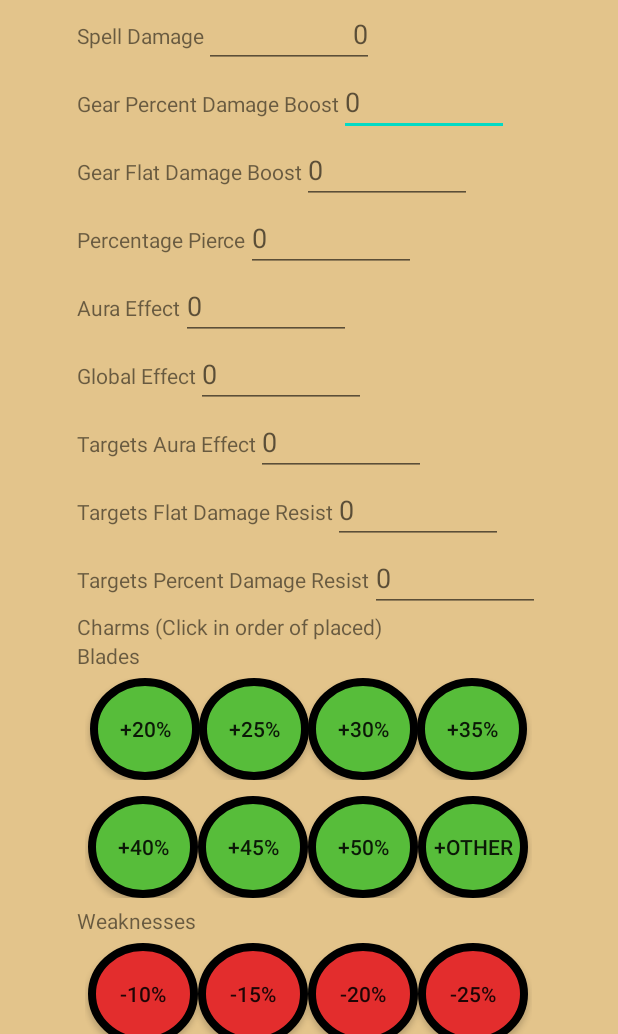
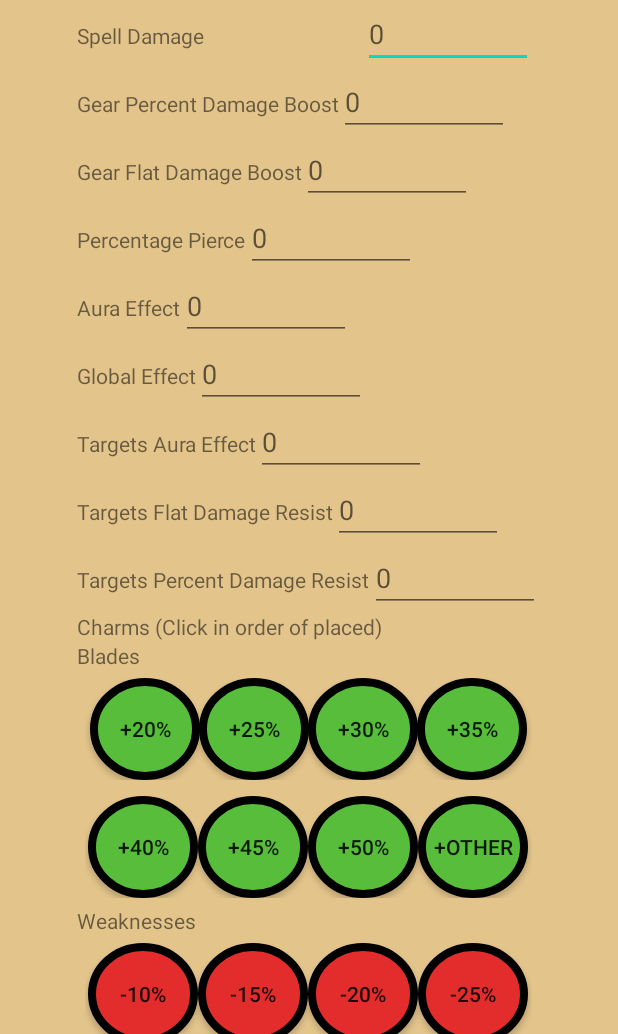
Before and after one commit to AndrewO12345/Wizard101_Damage_Calculator, an Android app: the screen it shows after launch (MainActivity), on a phone screen of 412 x 824 dp, the part 202-1236 px from its top. Run offline under Robolectric (Android 15) with nearby library versions, the phone set to English and light mode, and no system bars; Roboto replaces fonts that are not available here.

Commit message:
Minor content changes

```diff
--- a/app/src/main/res/layout/activity_main.xml
+++ b/app/src/main/res/layout/activity_main.xml
@@ -42,13 +42,19 @@
 
                 </TextView>
 
+                <View
+                    android:layout_width="106dp"
+                    android:layout_height="wrap_content">
+
+                </View>
+
+
                 <EditText
                     android:id="@+id/spellDamage"
                     android:layout_width="113dp"
                     android:layout_height="wrap_content"
                     android:autofillHints="0"
                     android:hint="@string/_0"
-                    android:gravity="end"
                     android:inputType="number">
 
                 </EditText>
--- a/app/src/main/res/layout/activity_main2.xml
+++ b/app/src/main/res/layout/activity_main2.xml
@@ -51,6 +51,7 @@
         <ImageView
             android:layout_width="wrap_content"
             android:layout_height="wrap_content"
+            android:layout_gravity="center_horizontal"
             android:src="@drawable/storm_lord_edit">
         </ImageView>
 
```
